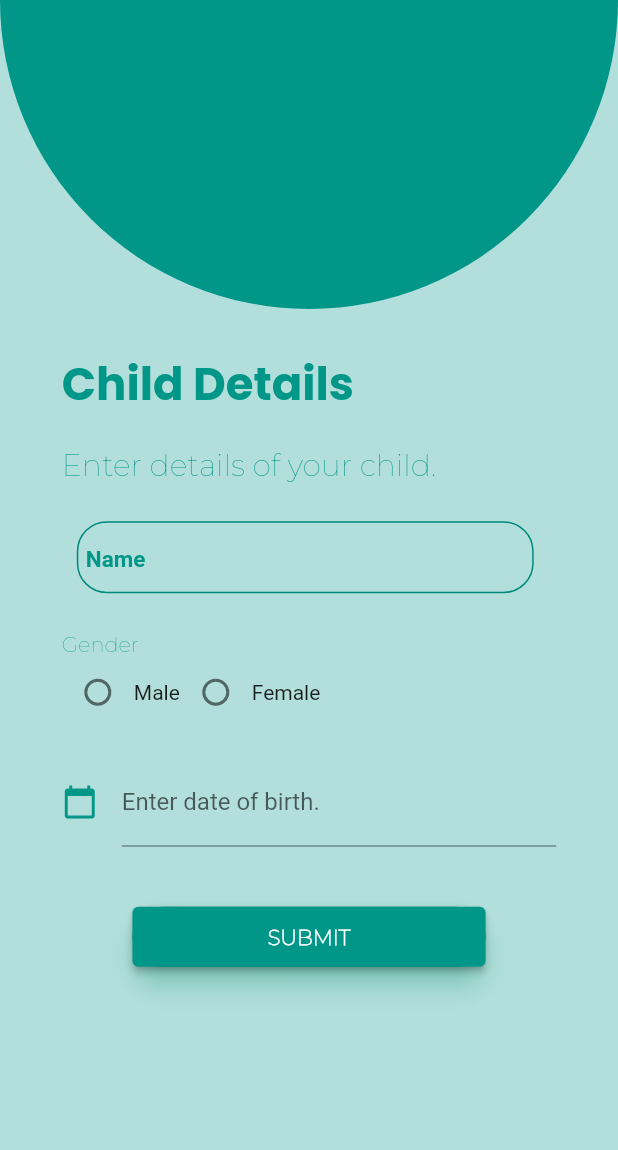
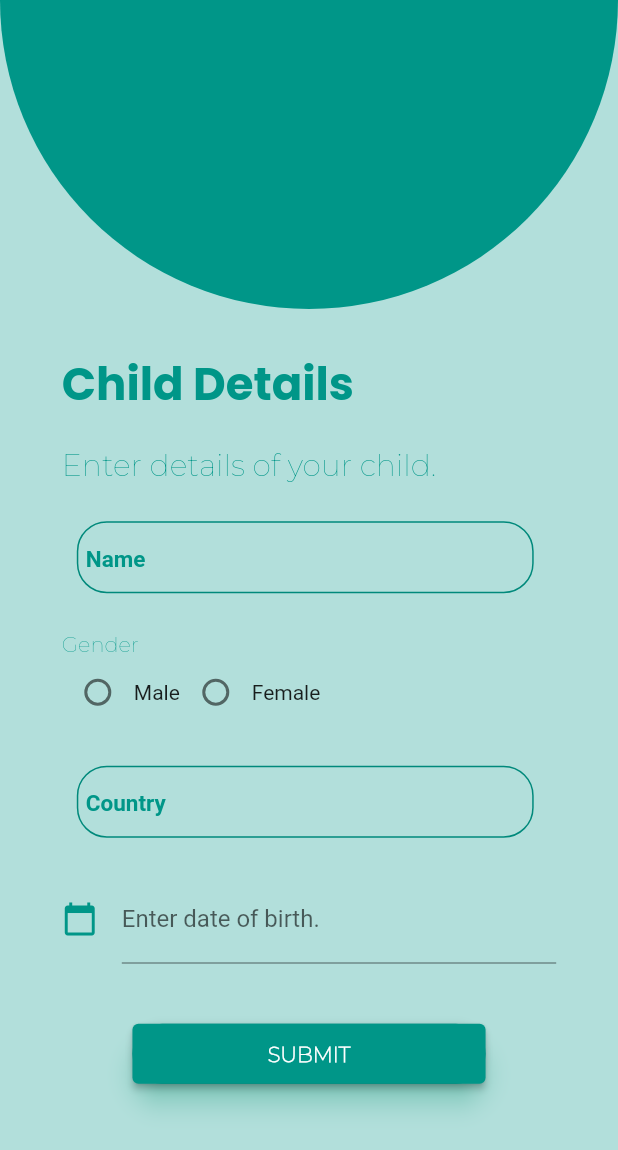
Before and after one commit to systemcrackers/systemcrackers-app, a Flutter app: the ChildDetails screen opened by its route, on a phone screen of 412 x 824 dp. Shown: the top 1150 px of the screen. Run offline on Flutter 3.47's test engine with Material 2 defaults, Android fonts, the phone set to English and light mode, and no system bars; drawn by our look-alikes of snippet_coder_utils; our stand-ins replace font_awesome_flutter, google_sign_in, image_picker; missing offline and left inert: api_cache_manager, country_list_pick.

Commit message:
added child details integration

```diff
--- a/lib/models/register_response_model.dart
+++ b/lib/models/register_response_model.dart
@@ -29,7 +29,7 @@ class Data {
     required this.token,
     // required this.id,
   });
-  late final dynamic? user;
+  late final dynamic user;
   late final String? authEmailId;
   late final String? token;
   // late final String id;
--- a/lib/screens/child_details_screen.dart
+++ b/lib/screens/child_details_screen.dart
@@ -1,3 +1,4 @@
+import 'package:country_list_pick/country_list_pick.dart';
 import 'package:flutter/gestures.dart';
 import 'package:flutter/material.dart';
 import 'package:intl/intl.dart';
@@ -171,6 +172,37 @@ class _ChildDetailsState extends State<ChildDetails> {
                     left: MediaQuery.of(context).size.width / 10,
                     right: MediaQuery.of(context).size.width / 10,
                   ),
+                  child: FormHelper.inputFieldWidget(
+                    context,
+                    "country",
+                    "Country",
+                    (onValidate) {
+                      if (onValidate!.isEmpty) {
+                        return "Please enter country";
+                      }
+                      return null;
+                    },
+                    (onSaved) {
+                      country = onSaved;
+                    },
+                    initialValue: "",
+                    borderFocusColor: Colors.teal,
+                    borderColor: Colors.teal[600]!,
+                    hintColor: Colors.teal,
+                    borderRadius: 20,
+                    borderWidth: 2,
+                    paddingLeft: 10,
+                    paddingRight: 15,
+                    paddingBottom: 5,
+                    paddingTop: 5,
+                  ),
+                ),
+                const SizedBox(height: 20),
+                Padding(
+                  padding: EdgeInsets.only(
+                    left: MediaQuery.of(context).size.width / 10,
+                    right: MediaQuery.of(context).size.width / 10,
+                  ),
                   child: TextField(
                     controller: dateInput,
                     decoration: InputDecoration(
--- a/lib/utils/config.dart
+++ b/lib/utils/config.dart
@@ -4,6 +4,6 @@ class Config {
   static const String loginApi = "/api/auth/systemcrackers/login";
   static const String registerApi = "/api/auth/systemcrackers/signup";
   static const String userProfileApi = "/users/user-profile";
-  static const String childApi = "";
+  static const String childApi = "/api/child";
   static const String dyslexiaUploadApi = "";
 }
--- a/pubspec.yaml
+++ b/pubspec.yaml
@@ -42,6 +42,7 @@ dependencies:
   google_sign_in: ^5.4.2
   intl: ^0.17.0
   camera: ^0.10.0+4
+  country_list_pick: ^1.0.1+6
 
 dev_dependencies:
   flutter_test:
```
Also changed, not shown: lib/models/child_details_response_model.dart (+4 -16 lines), lib/models/login_response_model.dart (+5 -10 lines).
